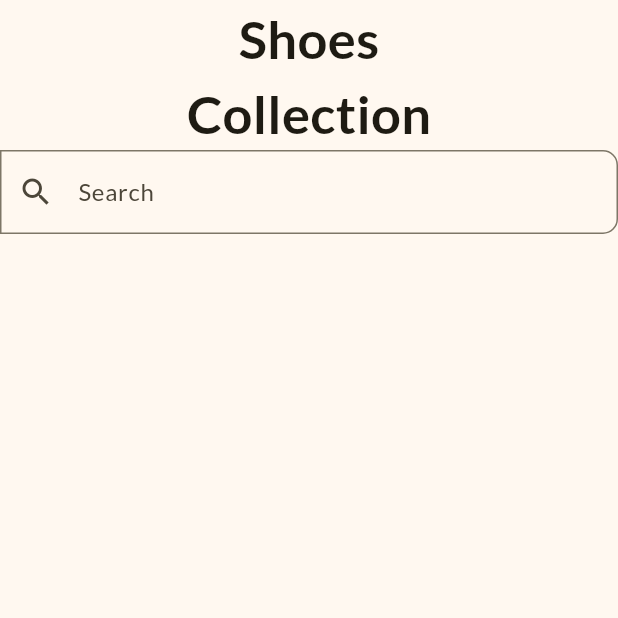
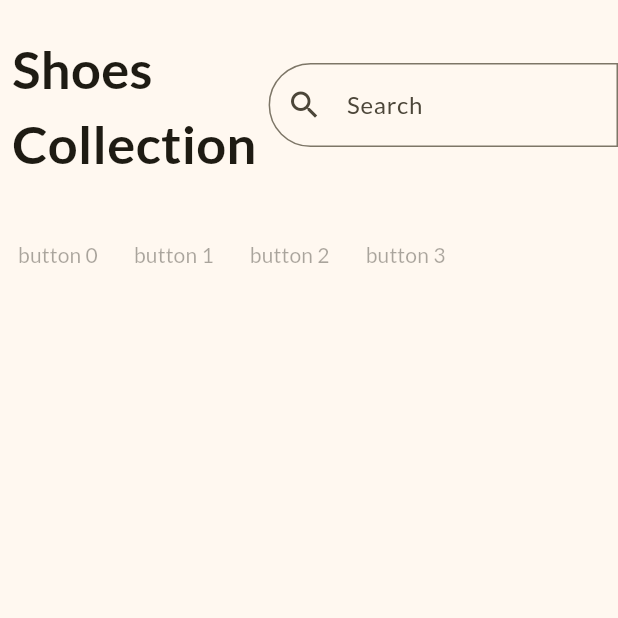
Before and after one commit to THSPSS/shop_app, a Flutter app: the screen it shows after launch, on a phone screen of 412 x 824 dp, the top half of it. Run offline on Flutter 3.47's test engine with Material 3 defaults, Android fonts, the phone set to English and light mode, and no system bars.

Commit message:
update title and search textfield section

```diff
--- a/lib/home_page.dart
+++ b/lib/home_page.dart
@@ -1,30 +1,59 @@
+import 'package:flutter/cupertino.dart';
 import 'package:flutter/material.dart';
+import 'package:flutter/widgets.dart';
 
 class HomePage extends StatelessWidget {
   const HomePage({super.key});
 
   @override
   Widget build(BuildContext context) {
-    return const Scaffold(
-      body: Column(
+    return Scaffold(
+        body: SafeArea(
+      child: Column(
+        crossAxisAlignment: CrossAxisAlignment.start,
         children: [
-            Text('Shoes', style: TextStyle(
-              fontWeight: FontWeight.bold,
-              fontSize: 35.0
-              )),
-            Text('Collection', style: TextStyle(
-              fontWeight: FontWeight.bold,
-              fontSize: 35.0
-              )),
-            TextField(
-                  decoration: InputDecoration(
-                    border: OutlineInputBorder(
-                      borderRadius: BorderRadius.only(topRight: Radius.circular(10.0) , bottomRight: Radius.circular(10.0)),)
-                      ,hintText: 'Search',
-                      prefixIcon: Icon(Icons.search)
+          const SizedBox(
+            height: 140.0,
+            child: Row(
+              children: [
+                Padding(
+                  padding: EdgeInsets.all(8.0),
+                  child: Text('Shoes\nCollection',
+                      style: TextStyle(
+                          fontWeight: FontWeight.bold, fontSize: 35.0)),
+                ),
+                Expanded(
+                  child: TextField(
+                    decoration: InputDecoration(
+                        border: OutlineInputBorder(
+                          borderSide: BorderSide(color: Colors.black54),
+                          borderRadius: BorderRadius.only(
+                              topLeft: Radius.circular(30.0),
+                              bottomLeft: Radius.circular(30.0)),
+                        ),
+                        hintText: 'Search',
+                        prefixIcon: Icon(Icons.search)),
                   ),
                 ),
-      ],)
-    );
+              ],
+            ),
+          ),
+          //categories
+          //using listviewBuilder? or just using for loop?
+          Flexible(
+            child: SizedBox(
+              height: 60.0,
+              child: ListView.builder(
+                scrollDirection: Axis.horizontal,
+                itemCount: 4,
+                itemBuilder: (BuildContext context, int i) {
+                  return TextButton(onPressed: null, child: Text('button $i'));
+                },
+              ),
+            ),
+          )
+        ],
+      ),
+    ));
   }
 }
```
